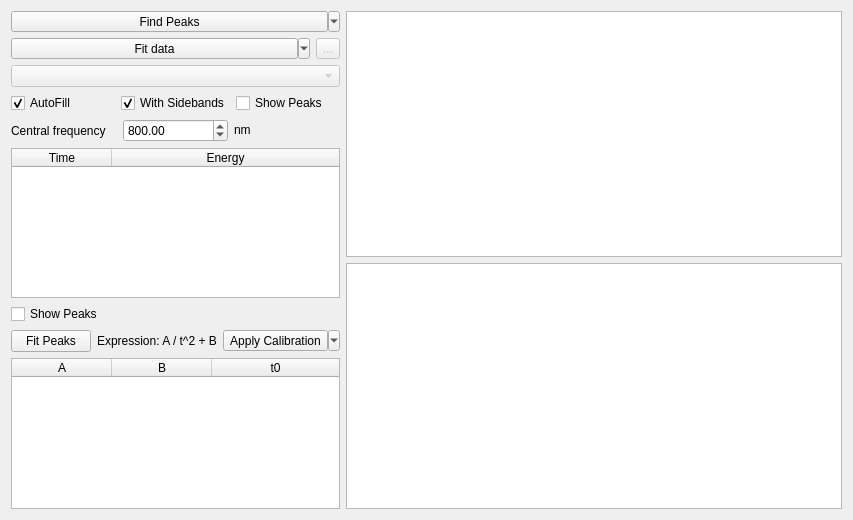
Above: calibration_toolbox.ui from Attolab/GUI_XUV_SE10 before the change. Below: the same form after it.
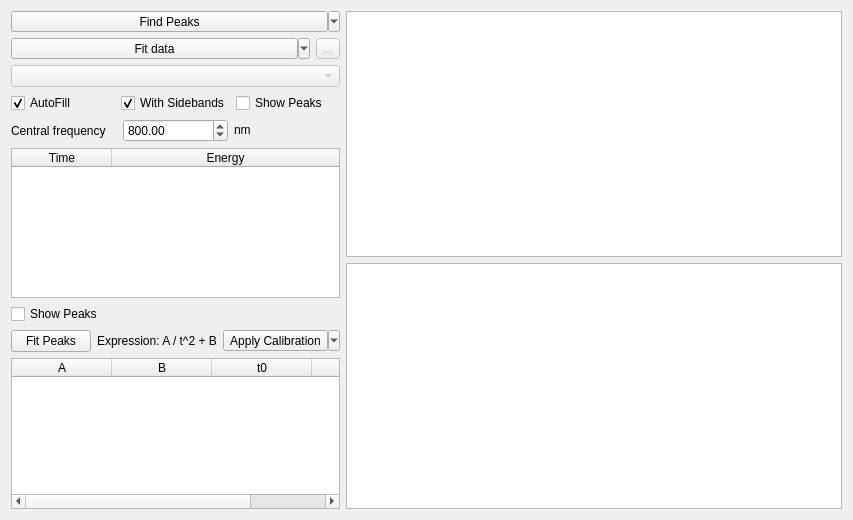
That is the form after the change. Custom widgets are drawn as their Qt base class.

Commit message: Added 4th column R²

Diff of the .ui file:
```diff
--- a/calibration_toolbox.ui
+++ b/calibration_toolbox.ui
@@ -280,6 +280,11 @@
            <string>t0</string>
           </property>
          </column>
+         <column>
+          <property name="text">
+           <string>R²</string>
+          </property>
+         </column>
         </widget>
        </item>
       </layout>
```
The commit also changes 2 other files.
